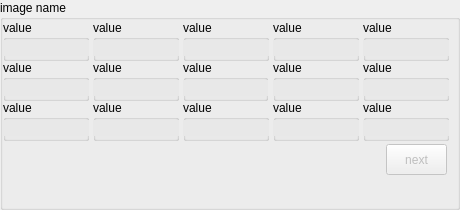
First picture: the form in code/display/implement/region/QtImageRegionStats.ui, repository radio-astro/casa, before the edit.
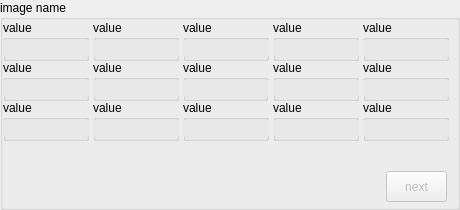
Second picture: the form after the edit.

Commit message:
New Development: no             JIRA Issue: no       Ready to Release: yes      Interface Changes: none What Interface Changed: none          Test Programs: none   Put in Release Notes: no
           Description: *release*changes*
o  prevent creation of polygons without at least 3 points
o  clean up linux region dock appearance (somewhat)

What changed in the file:
```diff
--- a/code/display/implement/region/QtImageRegionStats.ui
+++ b/code/display/implement/region/QtImageRegionStats.ui
@@ -16,6 +16,12 @@
     <height>0</height>
    </size>
   </property>
+  <property name="maximumSize">
+   <size>
+    <width>16777215</width>
+    <height>210</height>
+   </size>
+  </property>
   <property name="windowTitle">
    <string>GroupBox</string>
   </property>
@@ -1319,11 +1325,17 @@
    <property name="geometry">
     <rect>
      <x>386</x>
-     <y>144</y>
+     <y>171</y>
      <width>61</width>
      <height>31</height>
     </rect>
    </property>
+   <property name="maximumSize">
+    <size>
+     <width>16777215</width>
+     <height>31</height>
+    </size>
+   </property>
    <property name="text">
     <string>next</string>
    </property>
```
The commit also changes 4 other files.
